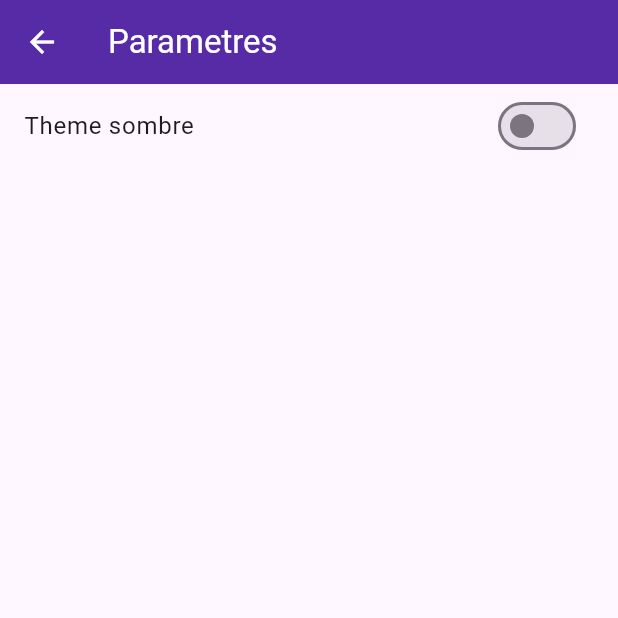
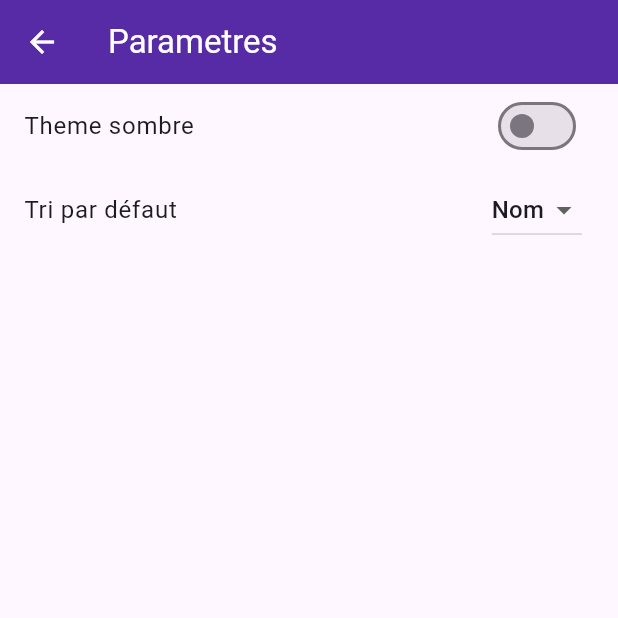
Before and after one commit to themud91/tp2-PM-GP, a Flutter app: the ParametresPage screen opened directly, on a phone screen of 412 x 824 dp, the top half of it. Run offline on Flutter 3.47's test engine with Material 3 defaults, Android fonts, the phone set to English and light mode, and no system bars; our stand-ins replace get_it, shared_preferences; accounts and stored records are empty.

Commit message:
Add choix du tri par defaut dans ParametresPage

```diff
--- a/lib/pages/parametres_page.dart
+++ b/lib/pages/parametres_page.dart
@@ -21,6 +21,24 @@ class ParametresPage extends StatelessWidget {
                 value: parametres.themeSombre,
                 onChanged: parametres.changerTheme,
               ),
+
+              // menu deroulant pour choisir le tri.
+              // api.flutter.dev/flutter/material/DropdownButton-class.html
+              ListTile(
+                title: const Text('Tri par défaut'),
+                trailing: DropdownButton<String>(
+                  value: parametres.triParDefaut,
+                  items: const [
+                    DropdownMenuItem(value: 'nom', child: Text('Nom')),
+                    DropdownMenuItem(value: 'race', child: Text('Race')),
+                  ],
+                  onChanged: (valeur) {
+                    if (valeur != null) {
+                      parametres.changerTri(valeur);
+                    }
+                  },
+                ),
+              ),
             ],
           );
         },
```
